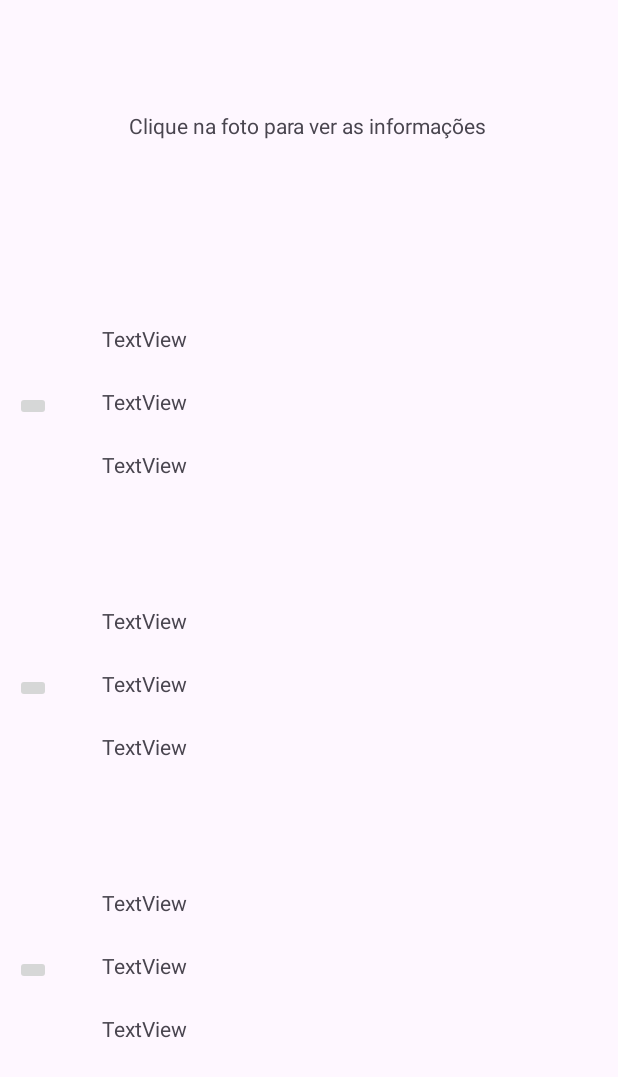
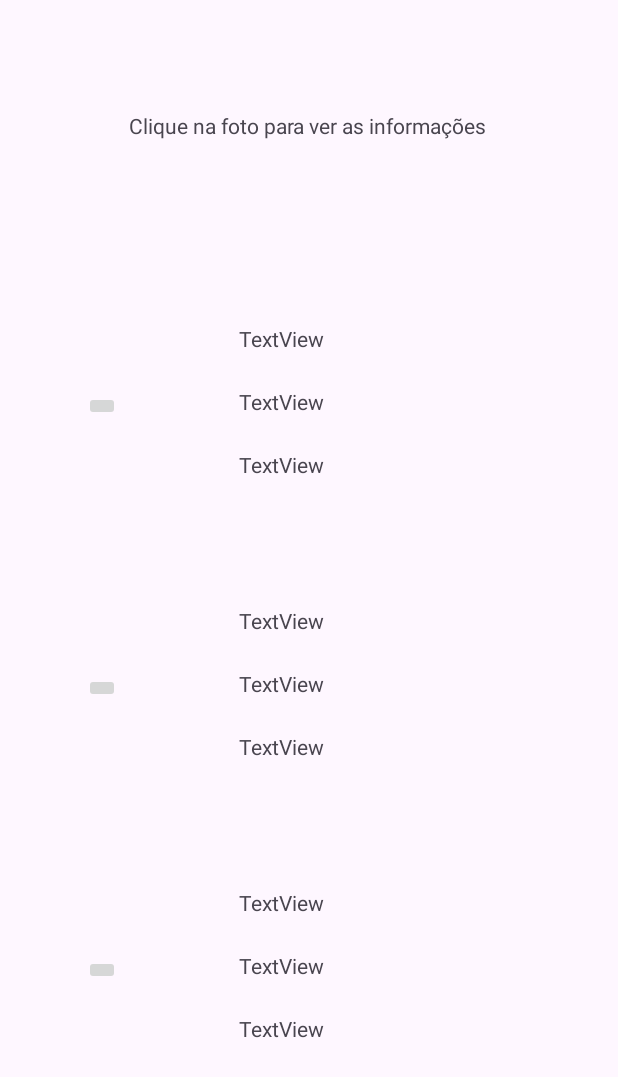
Before and after one commit to LeonCS5/imc, an Android app: the Activity2 screen opened directly, with no data from a screen before it, on a phone screen of 412 x 824 dp. Shown: the top 1077 px of the screen. Run offline under Robolectric (Android 15) with nearby library versions, the phone set to English and light mode, and no system bars.

Commit message:
Update activity_2.xml

```diff
--- a/MyApplication/app/src/main/res/layout/activity_2.xml
+++ b/MyApplication/app/src/main/res/layout/activity_2.xml
@@ -27,7 +27,7 @@
         android:layout_marginTop="10dp"
         android:layout_marginBottom="5dp"
         app:layout_constraintBottom_toTopOf="@+id/gatoB"
-        app:layout_constraintEnd_toEndOf="parent"
+        app:layout_constraintEnd_toStartOf="@+id/caov2"
         app:layout_constraintHorizontal_bias="0.0"
         app:layout_constraintStart_toStartOf="parent"
         app:layout_constraintTop_toBottomOf="@+id/vtitulo"
@@ -43,7 +43,7 @@
         android:text="TextView"
         app:layout_constraintBottom_toTopOf="@+id/caov2"
         app:layout_constraintEnd_toEndOf="parent"
-        app:layout_constraintHorizontal_bias="0.0"
+        app:layout_constraintHorizontal_bias="0.5"
         app:layout_constraintStart_toEndOf="@+id/caoB"
         app:layout_constraintTop_toTopOf="@+id/caoB" />
 
@@ -58,9 +58,10 @@
         android:text="TextView"
         app:layout_constraintBottom_toTopOf="@+id/caov3"
         app:layout_constraintEnd_toEndOf="parent"
-        app:layout_constraintHorizontal_bias="0.0"
+        app:layout_constraintHorizontal_bias="0.5"
         app:layout_constraintStart_toEndOf="@+id/caoB"
         app:layout_constraintTop_toBottomOf="@+id/caov1" />
+
 
     <TextView
         android:id="@+id/caov3"
@@ -72,7 +73,7 @@
         android:text="TextView"
         app:layout_constraintBottom_toBottomOf="@+id/caoB"
         app:layout_constraintEnd_toEndOf="parent"
-        app:layout_constraintHorizontal_bias="0.0"
+        app:layout_constraintHorizontal_bias="0.5"
         app:layout_constraintStart_toEndOf="@+id/caoB"
         app:layout_constraintTop_toBottomOf="@+id/caov2" />
 
@@ -84,25 +85,26 @@
         android:layout_marginTop="5dp"
         android:layout_marginBottom="5dp"
         app:layout_constraintBottom_toTopOf="@+id/ratoB"
-        app:layout_constraintEnd_toEndOf="parent"
+        app:layout_constraintEnd_toStartOf="@+id/gatoV2"
         app:layout_constraintHorizontal_bias="0.0"
         app:layout_constraintStart_toStartOf="parent"
         app:layout_constraintTop_toBottomOf="@+id/caoB"
         tools:srcCompat="@tools:sample/avatars" />
 
+
     <TextView
-        android:id="@+id/gatoV1"
+        android:id="@+id/gatoV3"
         android:layout_width="59dp"
         android:layout_height="26dp"
         android:layout_marginStart="34dp"
+        android:layout_marginTop="8dp"
         android:layout_marginEnd="147dp"
-        android:layout_marginBottom="8dp"
         android:text="TextView"
-        app:layout_constraintBottom_toTopOf="@+id/gatoV2"
+        app:layout_constraintBottom_toBottomOf="@+id/gatoB"
         app:layout_constraintEnd_toEndOf="parent"
-        app:layout_constraintHorizontal_bias="0.0"
+        app:layout_constraintHorizontal_bias="0.5"
         app:layout_constraintStart_toEndOf="@+id/gatoB"
-        app:layout_constraintTop_toTopOf="@+id/gatoB" />
+        app:layout_constraintTop_toBottomOf="@+id/gatoV2" />
 
     <TextView
         android:id="@+id/gatoV2"
@@ -115,25 +117,23 @@
         android:text="TextView"
         app:layout_constraintBottom_toTopOf="@+id/gatoV3"
         app:layout_constraintEnd_toEndOf="parent"
-        app:layout_constraintHorizontal_bias="0.0"
+        app:layout_constraintHorizontal_bias="0.5"
         app:layout_constraintStart_toEndOf="@+id/gatoB"
         app:layout_constraintTop_toBottomOf="@+id/gatoV1" />
 
-
     <TextView
-        android:id="@+id/gatoV3"
+        android:id="@+id/gatoV1"
         android:layout_width="59dp"
         android:layout_height="26dp"
         android:layout_marginStart="34dp"
-        android:layout_marginTop="8dp"
         android:layout_marginEnd="147dp"
+        android:layout_marginBottom="8dp"
         android:text="TextView"
-        app:layout_constraintBottom_toBottomOf="@+id/gatoB"
+        app:layout_constraintBottom_toTopOf="@+id/gatoV2"
         app:layout_constraintEnd_toEndOf="parent"
-        app:layout_constraintHorizontal_bias="0.0"
+        app:layout_constraintHorizontal_bias="0.5"
         app:layout_constraintStart_toEndOf="@+id/gatoB"
-        app:layout_constraintTop_toBottomOf="@+id/gatoV2" />
-
+        app:layout_constraintTop_toTopOf="@+id/gatoB" />
 
     <ImageButton
         android:id="@+id/ratoB"
@@ -143,14 +143,10 @@
         android:layout_marginTop="5dp"
         android:layout_marginBottom="10dp"
         app:layout_constraintBottom_toBottomOf="parent"
-        app:layout_constraintEnd_toEndOf="parent"
-        app:layout_constraintHorizontal_bias="0.0"
+        app:layout_constraintEnd_toStartOf="@+id/ratoV2"
         app:layout_constraintStart_toStartOf="parent"
         app:layout_constraintTop_toBottomOf="@+id/gatoB"
         tools:srcCompat="@tools:sample/avatars" />
-
-
-
 
     <TextView
         android:id="@+id/ratoV1"
@@ -162,7 +158,7 @@
         android:text="TextView"
         app:layout_constraintBottom_toTopOf="@+id/ratoV2"
         app:layout_constraintEnd_toEndOf="parent"
-        app:layout_constraintHorizontal_bias="0.0"
+        app:layout_constraintHorizontal_bias="0.5"
         app:layout_constraintStart_toEndOf="@+id/ratoB"
         app:layout_constraintTop_toTopOf="@+id/ratoB" />
 
@@ -177,9 +173,10 @@
         android:text="TextView"
         app:layout_constraintBottom_toTopOf="@+id/ratoV3"
         app:layout_constraintEnd_toEndOf="parent"
-        app:layout_constraintHorizontal_bias="0.0"
+        app:layout_constraintHorizontal_bias="0.5"
         app:layout_constraintStart_toEndOf="@+id/ratoB"
         app:layout_constraintTop_toBottomOf="@+id/ratoV1" />
+
 
     <TextView
         android:id="@+id/ratoV3"
@@ -191,7 +188,7 @@
         android:text="TextView"
         app:layout_constraintBottom_toBottomOf="@+id/ratoB"
         app:layout_constraintEnd_toEndOf="parent"
-        app:layout_constraintHorizontal_bias="0.0"
+        app:layout_constraintHorizontal_bias="0.5"
         app:layout_constraintStart_toEndOf="@+id/ratoB"
         app:layout_constraintTop_toBottomOf="@+id/ratoV2" />
 
```
